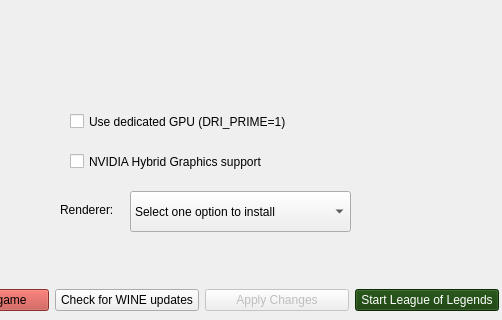
Above: python_src/ui/installer.ui from polkaulfield/lol-for-linux-installer before the change; both pictures show x 100 to 602 and y 132 to 452 of the 602 by 452 pixel window. Below: the same form after it.
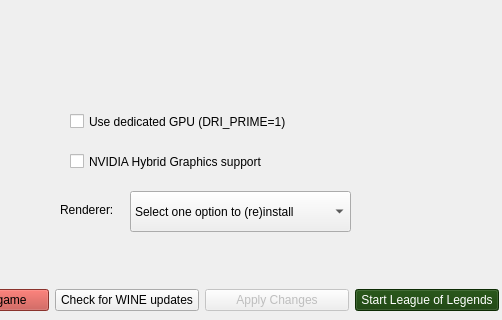
That is the form after the change. Icons and pictures are not drawn.

The edit to the form file:
```diff
--- a/python_src/ui/installer.ui
+++ b/python_src/ui/installer.ui
@@ -1321,7 +1321,7 @@
                </property>
                <item>
                 <property name="text">
-                 <string>Select one option to install</string>
+                 <string>Select one option to (re)install</string>
                 </property>
                </item>
                <item>
```
